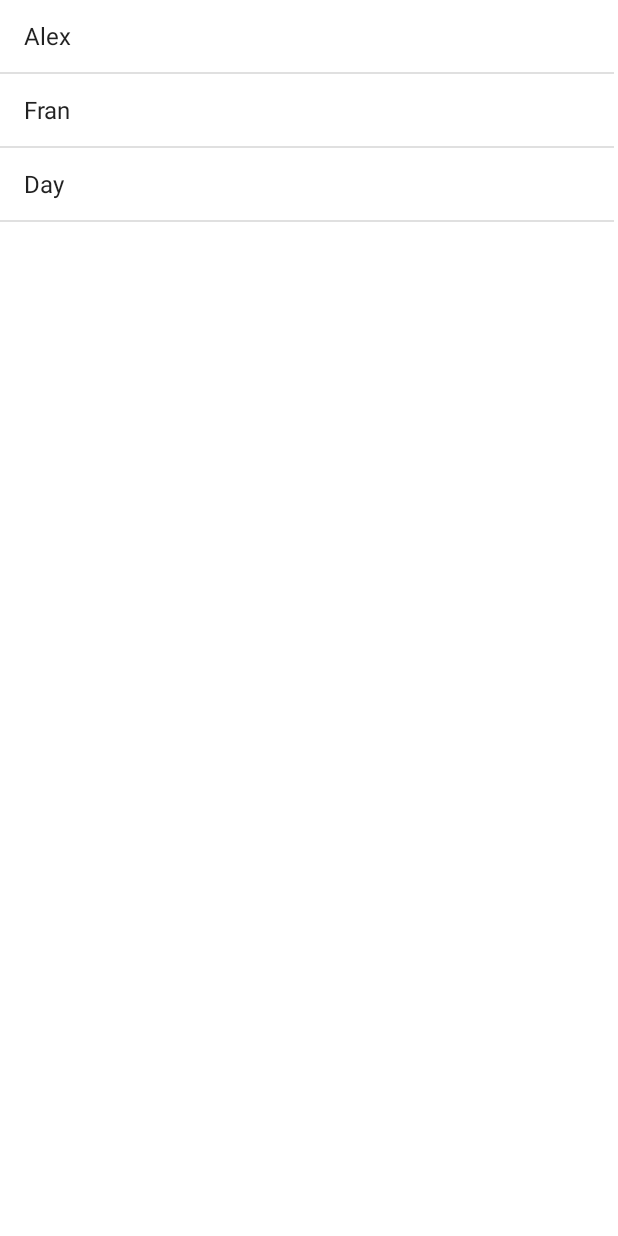
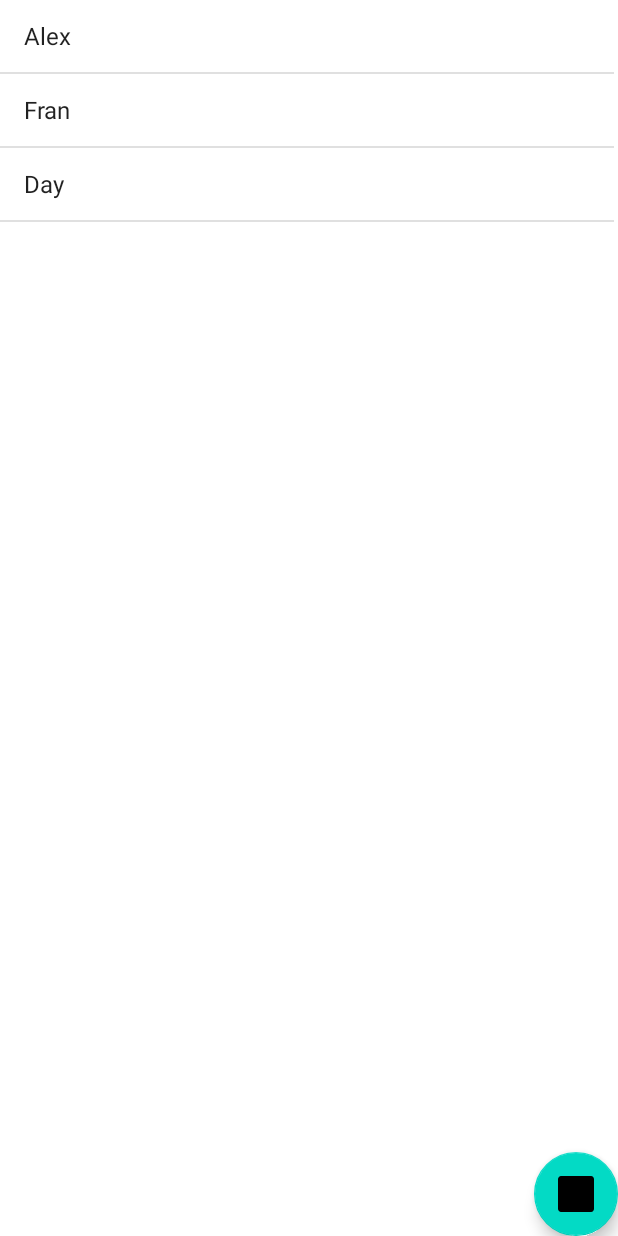
Before and after one commit to dayanyrec/agenda, an Android app: the screen it shows after launch (MainActivity), on a phone screen of 412 x 824 dp. Run offline under Robolectric (Android 15) with nearby library versions, the phone set to English and light mode, and no system bars.

Commit message:
Convert view to RelativeLayout and add FloatActionButton

```diff
--- a/app/src/main/res/layout/activity_main.xml
+++ b/app/src/main/res/layout/activity_main.xml
@@ -1,12 +1,24 @@
 <?xml version="1.0" encoding="utf-8"?>
-<LinearLayout xmlns:android="http://schemas.android.com/apk/res/android"
+<RelativeLayout xmlns:android="http://schemas.android.com/apk/res/android"
     xmlns:app="http://schemas.android.com/apk/res-auto"
     xmlns:tools="http://schemas.android.com/tools"
     android:layout_width="match_parent"
     android:layout_height="match_parent">
 
+    <com.google.android.material.floatingactionbutton.FloatingActionButton
+        android:id="@+id/floatingActionButton3"
+        android:layout_width="wrap_content"
+        android:layout_height="wrap_content"
+        android:layout_alignParentRight="true"
+        android:layout_alignParentBottom="true"
+        android:clickable="true"
+        app:srcCompat="@mipmap/ic_launcher" />
+
     <ListView
         android:id="@+id/activity_main_lista_de_alunos"
         android:layout_width="409dp"
-        android:layout_height="729dp" />
-</LinearLayout>
+        android:layout_height="729dp">
+
+    </ListView>
+
+</RelativeLayout>
```
